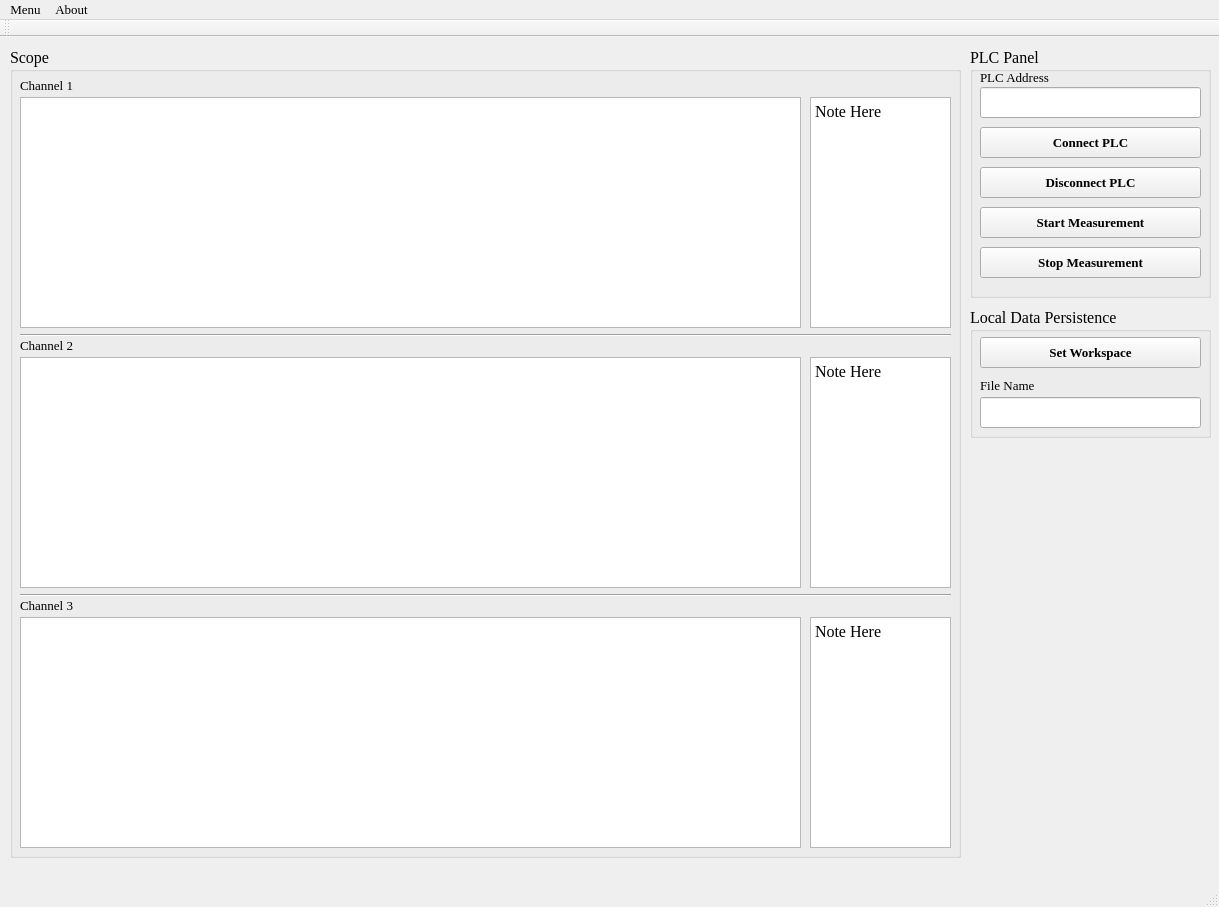
Qt form ForceMonitorQt/ForceMonitorQt.ui (Li-Zhengqing/ForceMonitorQt) before a commit.
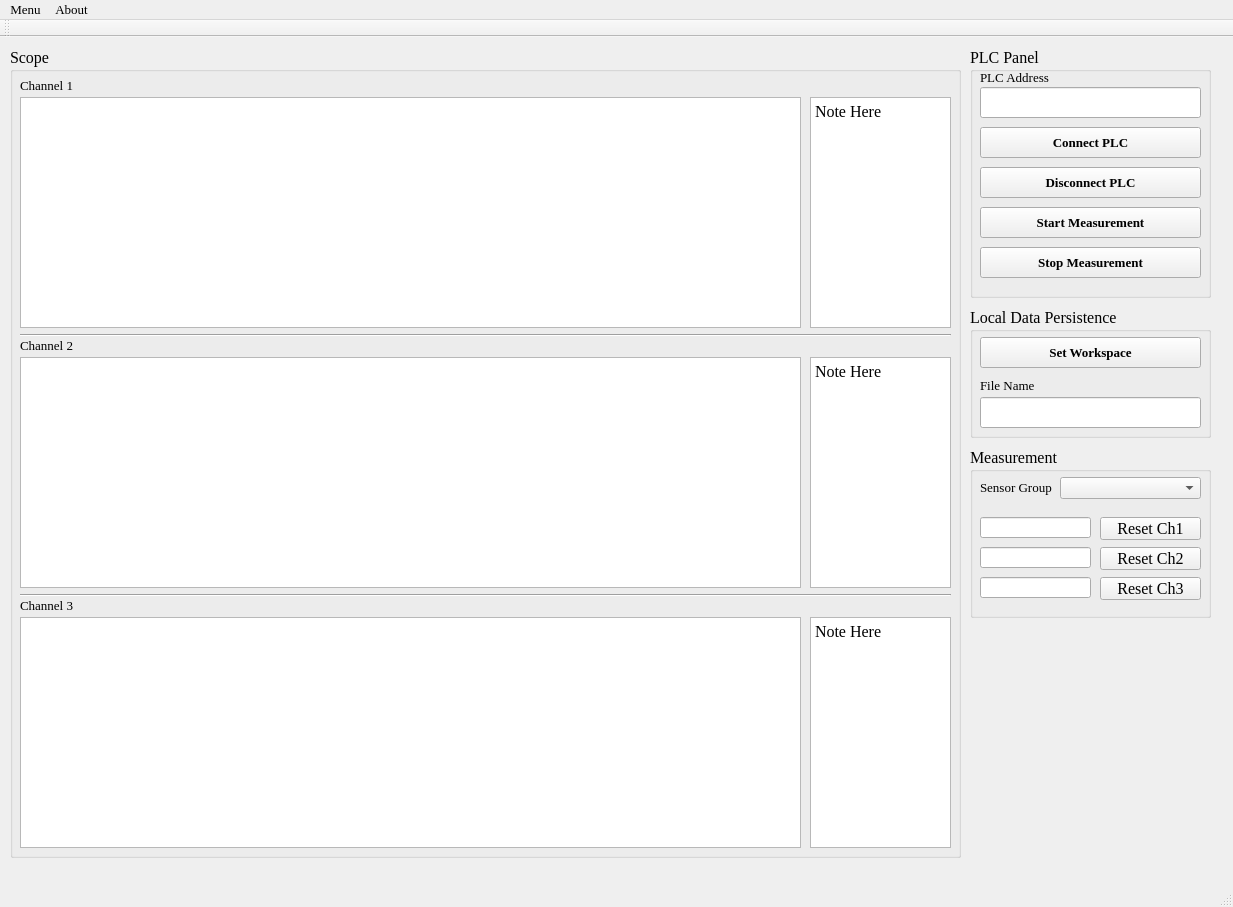
The same form after that commit. Custom widgets are drawn as their Qt base class.

Commit message: Adding reset function and channel selection function.

Patch:
```diff
--- a/ForceMonitorQt/ForceMonitorQt.ui
+++ b/ForceMonitorQt/ForceMonitorQt.ui
@@ -6,7 +6,7 @@
    <rect>
     <x>0</x>
     <y>0</y>
-    <width>1219</width>
+    <width>1233</width>
     <height>907</height>
    </rect>
   </property>
@@ -406,13 +406,129 @@
      </property>
     </widget>
    </widget>
+   <widget class="QGroupBox" name="groupBox_4">
+    <property name="geometry">
+     <rect>
+      <x>970</x>
+      <y>410</y>
+      <width>241</width>
+      <height>171</height>
+     </rect>
+    </property>
+    <property name="title">
+     <string>Measurement</string>
+    </property>
+    <widget class="QComboBox" name="comboBox">
+     <property name="geometry">
+      <rect>
+       <x>90</x>
+       <y>30</y>
+       <width>141</width>
+       <height>22</height>
+      </rect>
+     </property>
+    </widget>
+    <widget class="QLabel" name="label_6">
+     <property name="geometry">
+      <rect>
+       <x>10</x>
+       <y>30</y>
+       <width>81</width>
+       <height>21</height>
+      </rect>
+     </property>
+     <property name="font">
+      <font>
+       <family>Times New Roman</family>
+       <pointsize>10</pointsize>
+       <weight>50</weight>
+       <bold>false</bold>
+      </font>
+     </property>
+     <property name="text">
+      <string>Sensor Group</string>
+     </property>
+    </widget>
+    <widget class="QLineEdit" name="lineEdit_3">
+     <property name="geometry">
+      <rect>
+       <x>10</x>
+       <y>70</y>
+       <width>111</width>
+       <height>21</height>
+      </rect>
+     </property>
+    </widget>
+    <widget class="QPushButton" name="pushButton_6">
+     <property name="geometry">
+      <rect>
+       <x>130</x>
+       <y>70</y>
+       <width>101</width>
+       <height>23</height>
+      </rect>
+     </property>
+     <property name="text">
+      <string>Reset Ch1</string>
+     </property>
+    </widget>
+    <widget class="QLineEdit" name="lineEdit_4">
+     <property name="geometry">
+      <rect>
+       <x>10</x>
+       <y>100</y>
+       <width>111</width>
+       <height>21</height>
+      </rect>
+     </property>
+    </widget>
+    <widget class="QPushButton" name="pushButton_7">
+     <property name="geometry">
+      <rect>
+       <x>130</x>
+       <y>100</y>
+       <width>101</width>
+       <height>23</height>
+      </rect>
+     </property>
+     <property name="text">
+      <string>Reset Ch2</string>
+     </property>
+    </widget>
+    <widget class="QLineEdit" name="lineEdit_5">
+     <property name="geometry">
+      <rect>
+       <x>10</x>
+       <y>130</y>
+       <width>111</width>
+       <height>21</height>
+      </rect>
+     </property>
+     <property name="text">
+      <string/>
+     </property>
+    </widget>
+    <widget class="QPushButton" name="pushButton_8">
+     <property name="geometry">
+      <rect>
+       <x>130</x>
+       <y>130</y>
+       <width>101</width>
+       <height>23</height>
+      </rect>
+     </property>
+     <property name="text">
+      <string>Reset Ch3</string>
+     </property>
+    </widget>
+   </widget>
   </widget>
   <widget class="QMenuBar" name="menuBar">
    <property name="geometry">
     <rect>
      <x>0</x>
      <y>0</y>
-     <width>1219</width>
+     <width>1233</width>
      <height>21</height>
     </rect>
    </property>
```
The commit also changes 5 other files.
